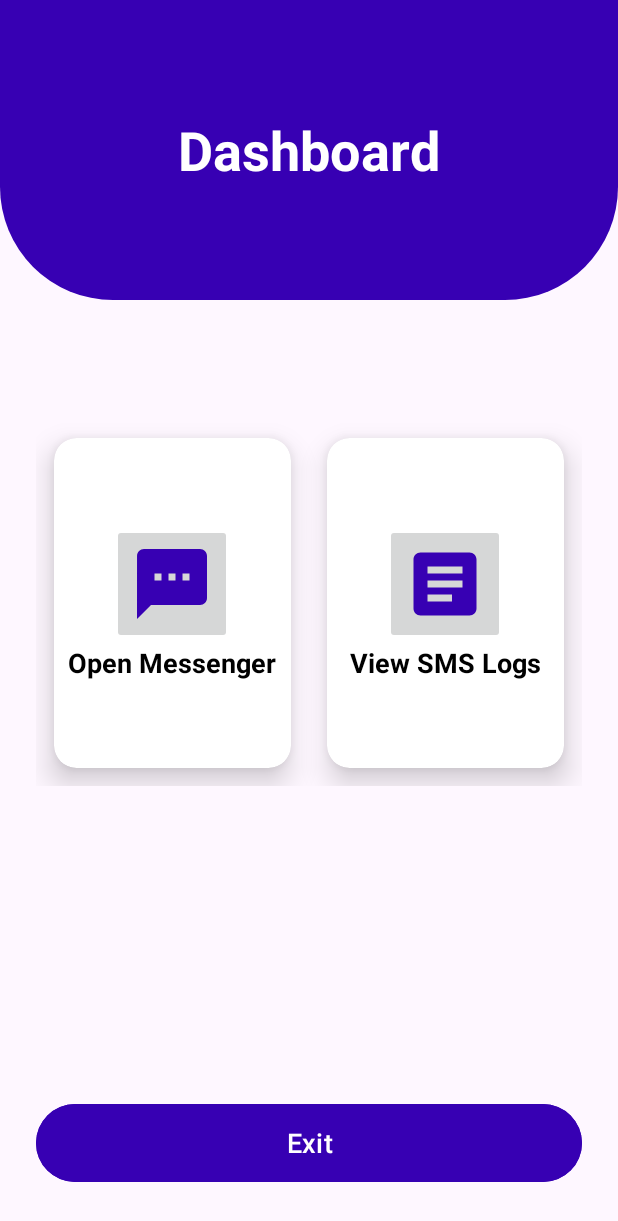
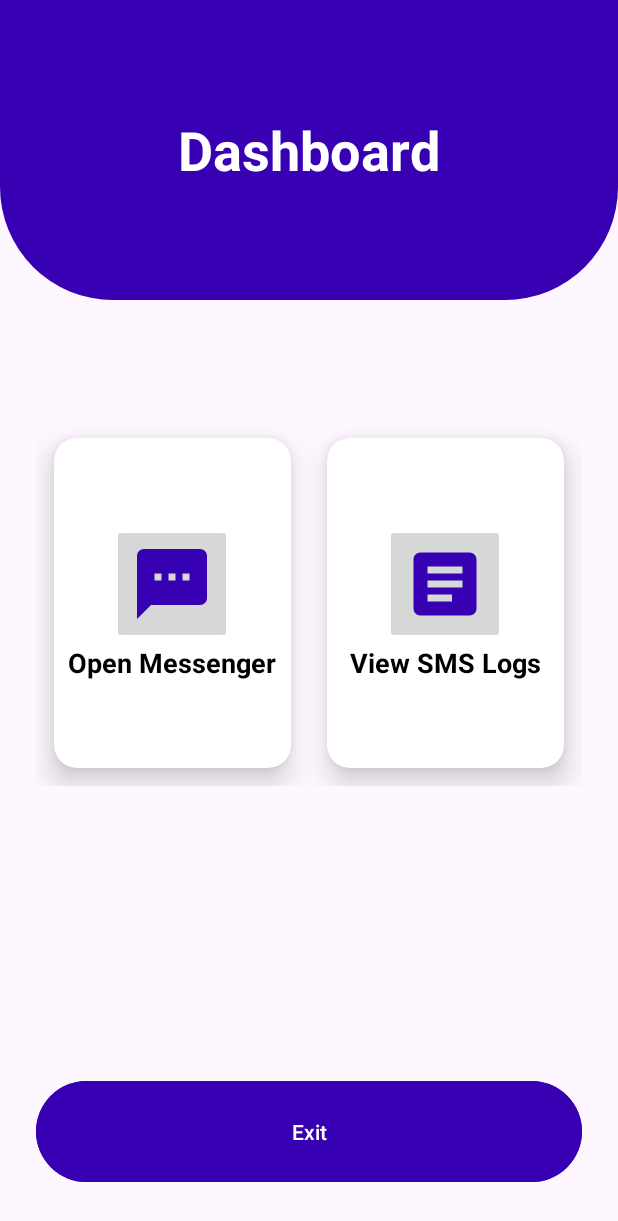
Before and after one commit to 0xNick404/comp3606-group14-project, an Android app: the HomeDashboardActivity screen opened directly, with no data from a screen before it, on a phone screen of 412 x 824 dp. Shown: the top 1221 px of the screen. Run offline under Robolectric (Android 15) with nearby library versions, the phone set to English and light mode, and no system bars.

Commit message:
update layouts

```diff
--- a/app/src/main/java/com/example/group14app/LoginActivity.java
+++ b/app/src/main/java/com/example/group14app/LoginActivity.java
@@ -31,7 +31,7 @@ public class LoginActivity extends AppCompatActivity {
         super.onCreate(savedInstanceState);
         EdgeToEdge.enable(this);
         setContentView(R.layout.activity_login);
-        ViewCompat.setOnApplyWindowInsetsListener(findViewById(R.id.main), (v, insets) -> {
+        ViewCompat.setOnApplyWindowInsetsListener(findViewById(R.id.login), (v, insets) -> {
             Insets systemBars = insets.getInsets(WindowInsetsCompat.Type.systemBars());
             v.setPadding(systemBars.left, systemBars.top, systemBars.right, systemBars.bottom);
             return insets;
--- a/app/src/main/res/layout/activity_home_dashboard.xml
+++ b/app/src/main/res/layout/activity_home_dashboard.xml
@@ -118,17 +118,16 @@
         android:layout_marginTop="75dp" />
 
     <Button
-        android:id="@+id/exit_btn"        android:layout_width="match_parent"
-        android:layout_height="60dp"
+        android:id="@+id/exit_btn"
+        android:layout_width="match_parent"
+        android:layout_height="75dp"
         android:layout_alignParentBottom="true"
-        android:layout_marginStart="24dp"
-        android:layout_marginEnd="24dp"
+        android:layout_marginLeft="24dp"
+        android:layout_marginRight="24dp"
         android:layout_marginBottom="32dp"
         android:backgroundTint="@color/purple_700"
         android:onClick="onExitClicked"
         android:text="Exit"
-        android:textColor="@color/white"
-        android:textSize="18sp" />
-
+        android:textColor="@color/white" />
 
 </RelativeLayout>
--- a/app/src/main/res/layout/activity_login.xml
+++ b/app/src/main/res/layout/activity_login.xml
@@ -2,7 +2,7 @@
 <androidx.constraintlayout.widget.ConstraintLayout xmlns:android="http://schemas.android.com/apk/res/android"
     xmlns:app="http://schemas.android.com/apk/res-auto"
     xmlns:tools="http://schemas.android.com/tools"
-    android:id="@+id/main"
+    android:id="@+id/login"
     android:layout_width="match_parent"
     android:layout_height="match_parent"
     android:background="@android:color/white"
--- a/app/src/main/res/layout/activity_messenger.xml
+++ b/app/src/main/res/layout/activity_messenger.xml
@@ -2,7 +2,7 @@
 <androidx.constraintlayout.widget.ConstraintLayout xmlns:android="http://schemas.android.com/apk/res/android"
     xmlns:app="http://schemas.android.com/apk/res-auto"
     xmlns:tools="http://schemas.android.com/tools"
-    android:id="@+id/main"
+    android:id="@+id/messenger"
     android:layout_width="match_parent"
     android:layout_height="match_parent"
     android:background="@android:color/white"
```
Also changed, not shown: app/src/main/res/layout/activity_main.xml (deleted, +0 -68 lines).
